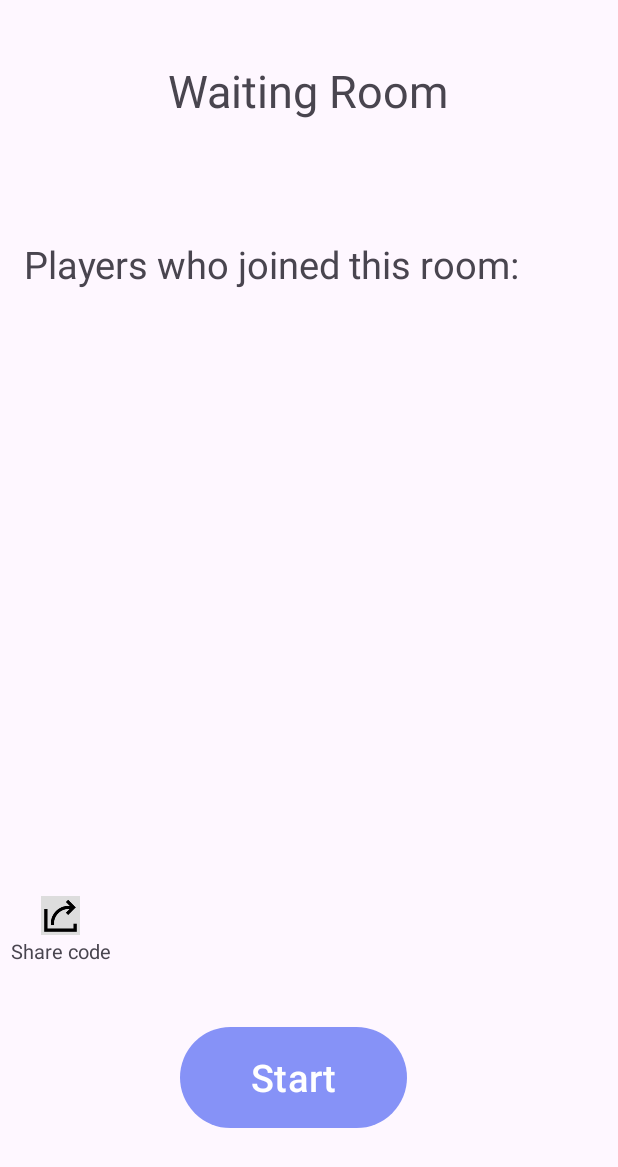
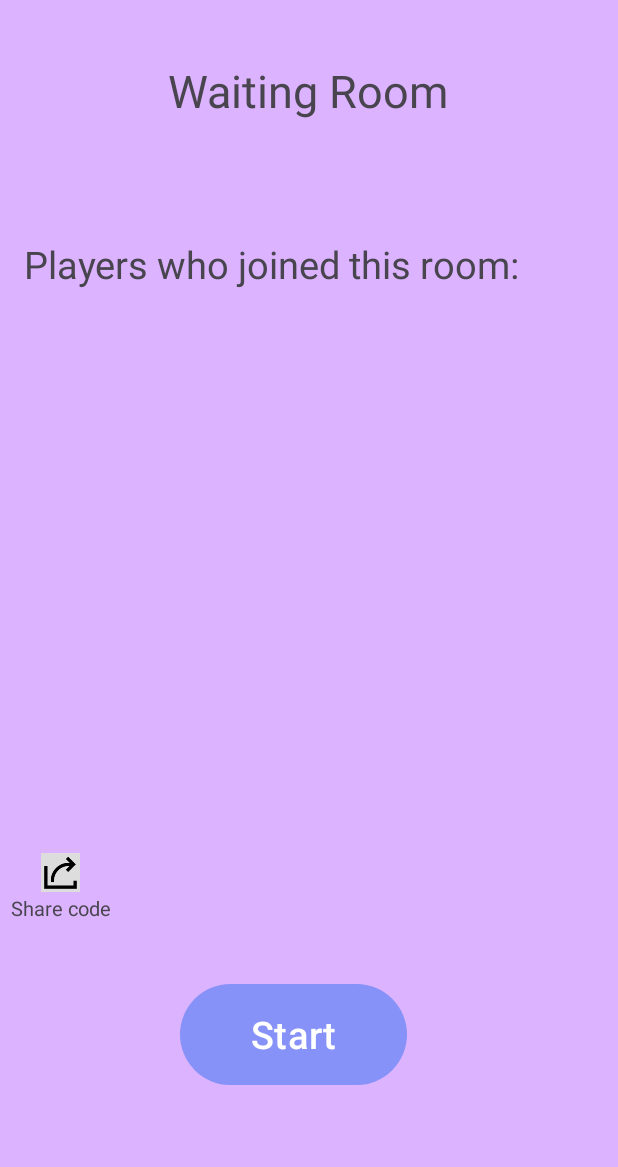
Before and after one commit to MichalLeibovich/MyProject1, an Android app: the WaitingRoomActivity screen opened directly, with no data from a screen before it, on a phone screen of 412 x 824 dp. Shown: the top 1167 px of the screen. Run offline under Robolectric (Android 15) with nearby library versions, the phone set to English and light mode, and no system bars; our stand-ins replace Firebase (no records; nobody signed in at launch, a user with empty details on screens opened directly).

Commit message:
commit Feb 25 16:30

```diff
--- a/app/src/main/java/com/example/myproject1/User.java
+++ b/app/src/main/java/com/example/myproject1/User.java
@@ -39,7 +39,7 @@
         this.totalStars = 0;
         this.rank = 0;
         this.pointsInLevel = 0;
-        this.level = 0;
+        this.level = 1;
     }
 
     public void setEmail(String email){ this.email = email; }
--- a/app/src/main/java/com/example/myproject1/WaitingRoomActivity.java
+++ b/app/src/main/java/com/example/myproject1/WaitingRoomActivity.java
@@ -1,7 +1,10 @@
 package com.example.myproject1;
 
 import androidx.annotation.NonNull;
+import androidx.annotation.Nullable;
 import androidx.appcompat.app.AppCompatActivity;
+import androidx.recyclerview.widget.LinearLayoutManager;
+import androidx.recyclerview.widget.RecyclerView;
 
 import android.content.Intent;
 import android.os.Bundle;
@@ -14,11 +17,25 @@
 import com.google.android.gms.tasks.OnFailureListener;
 import com.google.android.gms.tasks.OnSuccessListener;
 import com.google.firebase.firestore.DocumentReference;
+import com.google.firebase.firestore.DocumentSnapshot;
+import com.google.firebase.firestore.EventListener;
 import com.google.firebase.firestore.FirebaseFirestore;
+import com.google.firebase.firestore.FirebaseFirestoreException;
+
+import java.util.ArrayList;
+import java.util.List;
 
 public class WaitingRoomActivity extends AppCompatActivity {
 
     String gameId;
+
+    //a list to store all the products
+
+    List<String> productList;
+    //the recyclerview
+    RecyclerView recyclerView;
+
+    FirebaseFirestore fb = FirebaseFirestore.getInstance();
 
     @Override
     protected void onCreate(Bundle savedInstanceState) {
@@ -30,8 +47,64 @@
 
         TextView textView = findViewById (R.id.codeTextView);
         textView.setText(gameId);
+
+        //getting the recyclerview from xml
+        recyclerView = (RecyclerView) findViewById(R.id.recyclerViewWaitingRoom);
+        recyclerView.setHasFixedSize(true);
+        //recyclerView.setLayoutManager(new LinearLayoutManager(this));
+        recyclerView.setLayoutManager(new LinearLayoutManager(this));
+
+
+
+        //initializing the productlist
+
+        productList = new ArrayList<>();
+
+
+        // listen for changes in the gameroom
+        fb.collection("Games").document(gameId).addSnapshotListener(this, new EventListener<DocumentSnapshot>() {
+            @Override
+            public void onEvent(@Nullable DocumentSnapshot value, @Nullable FirebaseFirestoreException error) {
+                if(value!=null && value.exists())
+                {
+                    GameRoom gr = value.toObject(GameRoom.class);
+                    productList.clear();
+                    productList.addAll(gr.getPlayersNames());
+                    //creating recyclerview adapter
+                    PlayersNamesAdapter adapter = new PlayersNamesAdapter(WaitingRoomActivity.this, productList);
+
+                    //setting adapter to recyclerview
+                    recyclerView.setAdapter(adapter);
+
+
+                }
+            }
+        });
+
+
+
+/*
+        PlayerName pn1 = new PlayerName("hello");
+        PlayerName pn2 = new PlayerName("hello");
+        PlayerName pn3 = new PlayerName("hello");
+        PlayerName pn4 = new PlayerName("hello");
+        PlayerName pn5 = new PlayerName("hello");
+        PlayerName pn6 = new PlayerName("hello");
+
+
+        //phase 2 - add to array list
+
+        productList = new ArrayList<PlayerName>();
+
+        productList.add(pn1);
+        productList.add(pn2);
+        productList.add(pn3);
+        productList.add(pn4);
+        productList.add(pn5);
+        productList.add(pn6);
+*/
+
     }
-
 
 
     public void StartClicked(View view)
--- a/app/src/main/res/layout/activity_waiting_room.xml
+++ b/app/src/main/res/layout/activity_waiting_room.xml
@@ -4,7 +4,9 @@
     xmlns:tools="http://schemas.android.com/tools"
     android:layout_width="match_parent"
     android:layout_height="match_parent"
-    tools:context=".WaitingRoomActivity">
+    android:orientation="vertical"
+    tools:context=".WaitingRoomActivity"
+    android:background="#DCB3FF">
 
     <Button
         android:id="@+id/startGameButton"
@@ -45,21 +47,21 @@
         android:layout_width="wrap_content"
         android:layout_height="wrap_content"
         android:layout_marginStart="57dp"
-        android:layout_marginTop="404dp"
+        android:layout_marginTop="36dp"
         android:text="TextView"
         android:textSize="20dp"
         app:layout_constraintStart_toEndOf="@+id/shareImageView"
-        app:layout_constraintTop_toBottomOf="@+id/playersTextView" />
+        app:layout_constraintTop_toBottomOf="@+id/recyclerViewWaitingRoom" />
 
     <ImageView
         android:id="@+id/shareImageView"
         android:layout_width="26dp"
         android:layout_height="26dp"
         android:layout_marginStart="27dp"
-        android:layout_marginTop="404dp"
+        android:layout_marginTop="36dp"
         android:onClick="shareCode"
         app:layout_constraintStart_toStartOf="parent"
-        app:layout_constraintTop_toBottomOf="@+id/playersTextView"
+        app:layout_constraintTop_toBottomOf="@+id/recyclerViewWaitingRoom"
         app:srcCompat="@drawable/waitingroom_share_pic" />
 
     <TextView
@@ -73,4 +75,16 @@
         app:layout_constraintStart_toStartOf="parent"
         app:layout_constraintTop_toBottomOf="@+id/shareImageView" />
 
+    <androidx.recyclerview.widget.RecyclerView
+        android:id="@+id/recyclerViewWaitingRoom"
+        android:layout_width="424dp"
+        android:layout_height="295dp"
+        android:layout_marginStart="16dp"
+        android:layout_marginTop="44dp"
+        app:layout_constraintStart_toStartOf="parent"
+        app:layout_constraintTop_toBottomOf="@+id/playersTextView">
+
+    </androidx.recyclerview.widget.RecyclerView>
+
+
 </androidx.constraintlayout.widget.ConstraintLayout>
```
Also changed, not shown: app/src/main/java/com/example/myproject1/MainScreenActivity.java (+8 -6 lines), app/src/main/java/com/example/myproject1/PlayerName.java (added, +18 -0 lines), app/src/main/java/com/example/myproject1/PlayersNamesAdapter.java (added, +58 -0 lines), app/src/main/java/com/example/myproject1/PlayersNamesViewHolder.java (added, +16 -0 lines), app/src/main/res/layout/custom_recyclerview_playerslist.xml (added, +16 -0 lines).
